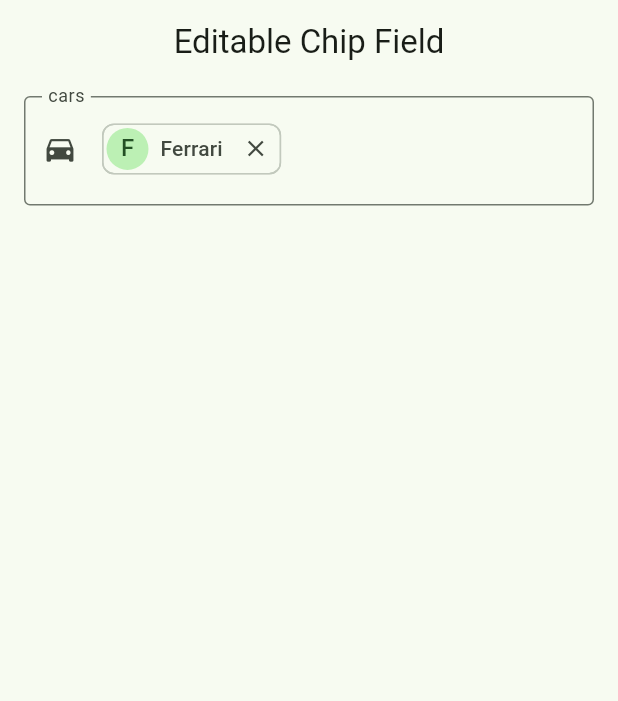
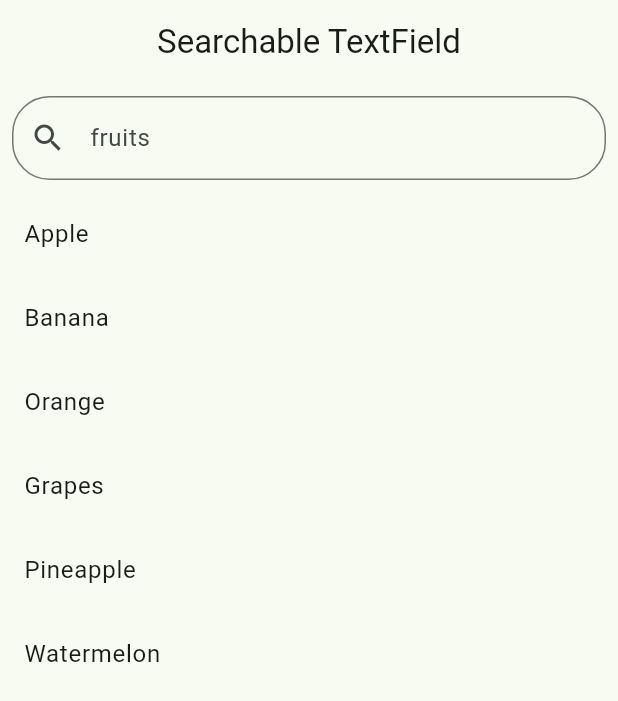
Before and after one commit to Meizzosama/Widget-of-the-day, a Flutter app: the screen it shows after launch, on a phone screen of 412 x 824 dp. Shown: the top 701 px of the screen. Run offline on Flutter 3.47's test engine with Material 3 defaults, Android fonts, the light colour scheme and no system bars.

Commit message:
added the searchable textfield

```diff
--- a/lib/main.dart
+++ b/lib/main.dart
@@ -1,5 +1,5 @@
 import 'package:flutter/material.dart';
-import 'widgets/editable_chip_field.dart';
+import 'package:flutter_concepts/widgets/searchable_textfield.dart';
 
 void main() {
   runApp(const MyApp());
@@ -17,7 +17,7 @@
         colorSchemeSeed: Colors.green,
         useMaterial3: true,
       ),
-      home: const EditableChipFieldExample(),
+      home: SearchableTextFieldDemo(),
     );
   }
 }
--- /dev/null
+++ b/lib/widgets/searchable_textfield.dart
@@ -0,0 +1,87 @@
+import 'package:flutter/material.dart';
+
+class SearchableTextFieldDemo extends StatefulWidget {
+  const SearchableTextFieldDemo({super.key});
+
+  @override
+  _SearchableTextFieldDemoState createState() => _SearchableTextFieldDemoState();
+}
+
+class _SearchableTextFieldDemoState extends State<SearchableTextFieldDemo> {
+  final TextEditingController _textEditingController = TextEditingController();
+  final List<String> _data = [
+    'Apple',
+    'Banana',
+    'Orange',
+    'Grapes',
+    'Pineapple',
+    'Watermelon',
+  ];
+  List<String> _filteredData = [];
+
+  @override
+  void initState() {
+    _filteredData.addAll(_data);
+    super.initState();
+  }
+
+  void filterSearchResults(String query) {
+    List<String> dummySearchList = List<String>.from(_data);
+    if (query.isNotEmpty) {
+      List<String> dummyListData = [];
+      for (var item in dummySearchList) {
+        if (item.toLowerCase().contains(query.toLowerCase())) {
+          dummyListData.add(item);
+        }
+      }
+      setState(() {
+        _filteredData = dummyListData;
+      });
+    } else {
+      setState(() {
+        _filteredData = List<String>.from(_data);
+      });
+    }
+  }
+
+  @override
+  Widget build(BuildContext context) {
+    return Scaffold(
+      appBar: AppBar(
+        title: const Text('Searchable TextField'),
+        centerTitle: true,
+      ),
+      body: Column(
+        children: <Widget>[
+          Padding(
+            padding: const EdgeInsets.all(8.0),
+            child: TextField(
+              controller: _textEditingController,
+              decoration: const InputDecoration(
+                labelText: "fruits",
+                hintText: "Search for fruits",
+                prefixIcon: Icon(Icons.search),
+                border: OutlineInputBorder(
+                  borderRadius: BorderRadius.all(Radius.circular(25.0)),
+                ),
+              ),
+              onChanged: (value) {
+                filterSearchResults(value);
+              },
+            ),
+          ),
+          Expanded(
+            child: ListView.builder(
+              itemCount: _filteredData.length,
+              itemBuilder: (BuildContext context, int index) {
+                return ListTile(
+                  title: Text(_filteredData[index]),
+                );
+              },
+            ),
+          ),
+        ],
+      ),
+    );
+  }
+}
```
